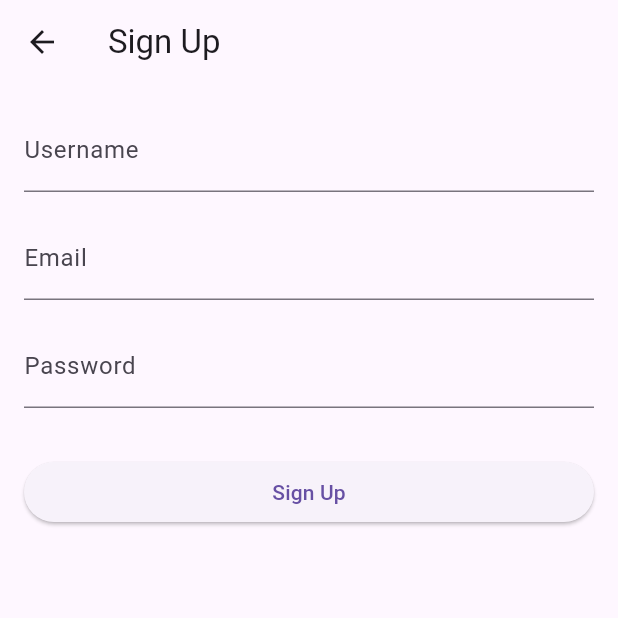
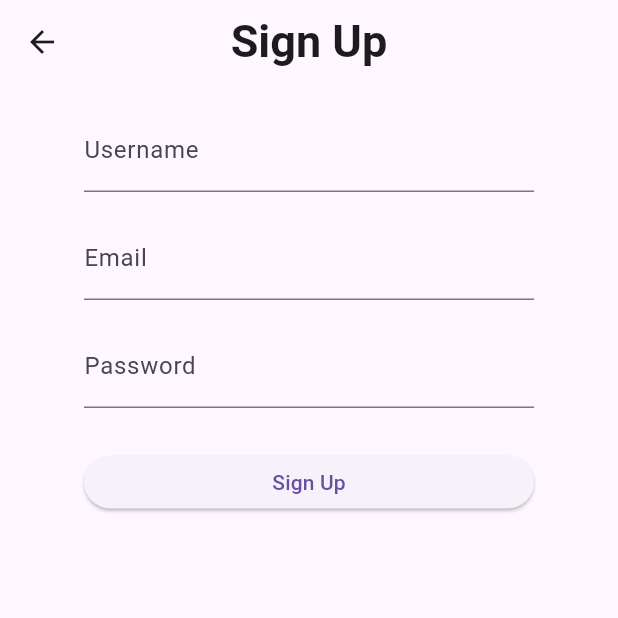
Before and after one commit to CoCo-32/EduQuest, a Flutter app: the screen it shows after launch, after a tap on "User", after a tap on "Login", after a tap on "Sign Up", on a phone screen of 412 x 824 dp, the top half of it. Run offline on Flutter 3.47's test engine with Material 3 defaults, Android fonts, the phone set to English and light mode, and no system bars; our stand-ins replace cloud_firestore, file_picker, firebase_auth, firebase_core, firebase_storage; accounts and stored records are empty.

Commit message:
beautified login, role selection, and signup page

```diff
--- a/lib/admin_login_page.dart
+++ b/lib/admin_login_page.dart
@@ -32,7 +32,9 @@ class _AdminLoginPageState extends State<AdminLoginPage> {
         // Navigate to admin dashboard on successful login
         Navigator.pushReplacement(
           context,
-          MaterialPageRoute(builder: (context) => AdminDashboard()), // Replace with your admin dashboard page
+          MaterialPageRoute(
+              builder: (context) =>
+                  AdminDashboard()), // Replace with your admin dashboard page
         );
       } catch (e) {
         // Handle login errors here (e.g., display error message)
@@ -42,7 +44,8 @@ class _AdminLoginPageState extends State<AdminLoginPage> {
           builder: (BuildContext context) {
             return AlertDialog(
               title: Text('Login Error'),
-              content: Text('Failed to sign in. Please check your credentials and try again.'),
+              content: Text(
+                  'Failed to sign in. Please check your credentials and try again.'),
               actions: <Widget>[
                 TextButton(
                   onPressed: () {
@@ -62,10 +65,15 @@ class _AdminLoginPageState extends State<AdminLoginPage> {
   Widget build(BuildContext context) {
     return Scaffold(
       appBar: AppBar(
-        title: Text('Admin Login'),
+        title: Text('Admin Login',
+            style: TextStyle(fontWeight: FontWeight.bold, fontSize: 30)),
+        centerTitle: true,
       ),
-      body: Padding(
-        padding: EdgeInsets.all(16.0),
+      body: Center(
+        child: Padding(
+          padding: const EdgeInsets.all(16.0),
+          child: Container(
+            width: 300,
             child: Form(
               key: _formKey,
               child: Column(
@@ -97,12 +105,18 @@ class _AdminLoginPageState extends State<AdminLoginPage> {
                       return null;
                     },
                   ),
-              SizedBox(height: 32.0),
-              ElevatedButton(
+                  SizedBox(height: 32),
+                  SizedBox(
+                    width: double.infinity, // Make the button full-width
+                    height: 35,
+                    child: ElevatedButton(
                       onPressed: _loginAdmin,
                       child: Text('Login'),
                     ),
+                  ),
                 ],
+              ),
+            ),
           ),
         ),
       ),
--- a/lib/homepage.dart
+++ b/lib/homepage.dart
@@ -18,7 +18,7 @@ class _MyHomePageState extends State<MyHomePage> {
 
   static const List<Widget> _widgetOptions = <Widget>[
     Text('Lesson Page'),
-    Text('Assessment Page'),
+
     Text('Quiz Page'),
   ];
 
--- a/lib/role_selection_page.dart
+++ b/lib/role_selection_page.dart
@@ -9,7 +9,9 @@ class RoleSelectionPage extends StatelessWidget {
   Widget build(BuildContext context) {
     return Scaffold(
       appBar: AppBar(
-        title: Text('Select Role'),
+        title: Text('Select Role',
+            style: TextStyle(fontWeight: FontWeight.bold, fontSize: 30)),
+        centerTitle: true,
       ),
       body: Padding(
         padding: const EdgeInsets.all(20.0),
@@ -17,42 +19,55 @@ class RoleSelectionPage extends StatelessWidget {
           child: Column(
             mainAxisAlignment: MainAxisAlignment.center,
             children: <Widget>[
-              ElevatedButton(
+              Row(
+                mainAxisAlignment: MainAxisAlignment.spaceEvenly,
+                children: <Widget>[
+                  SizedBox(
+                    width: 200,
+                    height: 200,
+                    child: ElevatedButton(
                       onPressed: () {
                         Navigator.pushReplacement(
                           context,
-                    MaterialPageRoute(builder: (context) => UserLoginPage()),
+                          MaterialPageRoute(
+                              builder: (context) => UserLoginPage()),
                         );
                       },
                       style: ElevatedButton.styleFrom(
-                  padding: EdgeInsets.symmetric(horizontal: 40, vertical: 20),
                         backgroundColor: Colors.blue,
-                  textStyle: TextStyle(fontSize: 18),
+                        foregroundColor: Colors.white,
+                        textStyle: TextStyle(fontSize: 24),
+                        shape: RoundedRectangleBorder(
+                          borderRadius: BorderRadius.circular(20),
+                        ),
                       ),
                       child: Text('User'),
                     ),
-              SizedBox(height: 20),
-              Divider(
-                height: 30,
-                thickness: 2,
-                color: Colors.red,
                   ),
-              SizedBox(height: 20),
-              ElevatedButton(
+                  SizedBox(
+                    width: 200,
+                    height: 200,
+                    child: ElevatedButton(
                       onPressed: () {
                         Navigator.pushReplacement(
                           context,
-                    MaterialPageRoute(builder: (context) => AdminLoginPage()),
+                          MaterialPageRoute(
+                              builder: (context) => AdminLoginPage()),
                         );
                       },
                       style: ElevatedButton.styleFrom(
-                  padding: EdgeInsets.symmetric(horizontal: 40, vertical: 20),
                         backgroundColor: Colors.green,
-                  textStyle: TextStyle(fontSize: 18),
+                        foregroundColor: Colors.white,
+                        textStyle: TextStyle(fontSize: 24),
+                        shape: RoundedRectangleBorder(
+                          borderRadius: BorderRadius.circular(20),
+                        ),
                       ),
                       child: Text('Admin'),
                     ),
-              // Add more role selection buttons as needed
+                  ),
+                ],
+              ),
             ],
           ),
         ),
--- a/lib/user_login_page.dart
+++ b/lib/user_login_page.dart
@@ -47,13 +47,19 @@ class _UserLoginPageState extends State<UserLoginPage> {
   Widget build(BuildContext context) {
     return Scaffold(
       appBar: AppBar(
-        title: Text('Login'),
+        title: Text('Login',
+            style: TextStyle(fontWeight: FontWeight.bold, fontSize: 30)),
+        centerTitle: true,
       ),
-      body: Padding(
+      body: Center(
+        child: Padding(
           padding: const EdgeInsets.all(16.0),
+          child: Container(
+            width: 300, // Set the width to your desired value
             child: Form(
               key: _formKey,
               child: Column(
+                crossAxisAlignment: CrossAxisAlignment.stretch,
                 children: <Widget>[
                   TextFormField(
                     controller: _emailController,
@@ -61,7 +67,8 @@ class _UserLoginPageState extends State<UserLoginPage> {
                     validator: (value) {
                       if (value == null || value.isEmpty) {
                         return 'Please enter your email';
-                  } else if (!RegExp(r'^[^@]+@[^@]+\.[^@]+').hasMatch(value)) {
+                      } else if (!RegExp(r'^[^@]+@[^@]+\.[^@]+')
+                          .hasMatch(value)) {
                         return 'Please enter a valid email address';
                       }
                       return null;
@@ -78,22 +85,33 @@ class _UserLoginPageState extends State<UserLoginPage> {
                       return null;
                     },
                   ),
-              SizedBox(height: 20),
-              ElevatedButton(
+                  SizedBox(height: 25),
+                  SizedBox(
+                    width: double.infinity, // Make the button full-width
+                    height: 35,
+                    child: ElevatedButton(
                       onPressed: _login,
                       child: Text('Login'),
                     ),
-              SizedBox(height: 20),
-              ElevatedButton(
+                  ),
+              SizedBox(height: 25),
+              SizedBox(
+                width: double.infinity, // Make the button full-width
+                height: 35,
+                child: ElevatedButton(
                   onPressed: () {
                     Navigator.push(
                       context,
-                    MaterialPageRoute(builder: (context) => UserSignUpPage()),
+                      MaterialPageRoute(
+                          builder: (context) => UserSignUpPage()),
                     );
                   },
                   child: Text('Sign Up'),
                   ),
+              ),
                 ],
+              ),
+            ),
           ),
         ),
       ),
--- a/lib/user_signup_page.dart
+++ b/lib/user_signup_page.dart
@@ -58,10 +58,15 @@ class _UserSignUpPageState extends State<UserSignUpPage> {
   Widget build(BuildContext context) {
     return Scaffold(
       appBar: AppBar(
-        title: Text('Sign Up'),
+        title: Text('Sign Up',
+            style: TextStyle(fontWeight: FontWeight.bold, fontSize: 30)),
+        centerTitle: true,
       ),
-      body: Padding(
-        padding: EdgeInsets.all(16.0),
+      body: Center(
+        child: Padding(
+          padding: EdgeInsets.all(16),
+          child: Container(
+            width: 300,
             child: Form(
               key: _formKey,
               child: Column(
@@ -79,7 +84,7 @@ class _UserSignUpPageState extends State<UserSignUpPage> {
                       return null;
                     },
                   ),
-              SizedBox(height: 16.0),
+                  SizedBox(height: 16),
                   TextFormField(
                     controller: _emailController,
                     decoration: InputDecoration(
@@ -93,7 +98,7 @@ class _UserSignUpPageState extends State<UserSignUpPage> {
                       return null;
                     },
                   ),
-              SizedBox(height: 16.0),
+                  SizedBox(height: 16),
                   TextFormField(
                     controller: _passwordController,
                     decoration: InputDecoration(
@@ -108,12 +113,18 @@ class _UserSignUpPageState extends State<UserSignUpPage> {
                       return null;
                     },
                   ),
-              SizedBox(height: 32.0),
-              ElevatedButton(
+                  SizedBox(height: 32),
+                  SizedBox(
+                    width: double.infinity, // Make the button full-width
+                    height: 35,
+                    child: ElevatedButton(
                       onPressed: _submit,
                       child: Text('Sign Up'),
                     ),
+                  ),
                 ],
+              ),
+            ),
           ),
         ),
       ),
```
Lines whose indentation alone changed are shown as unchanged.
